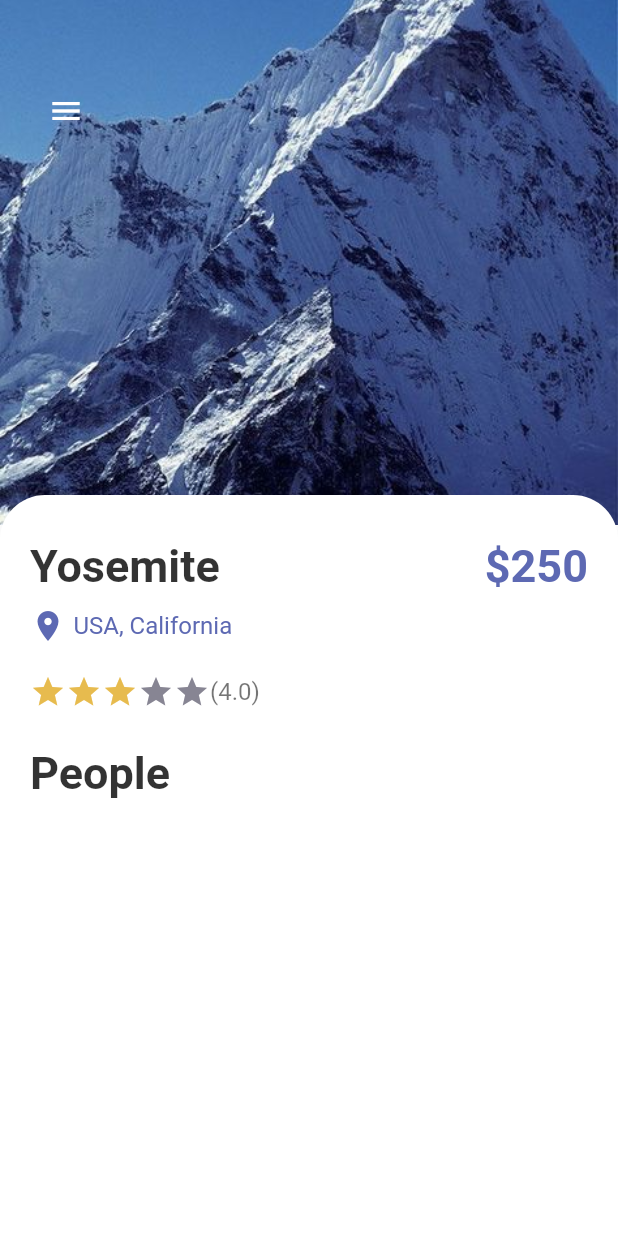
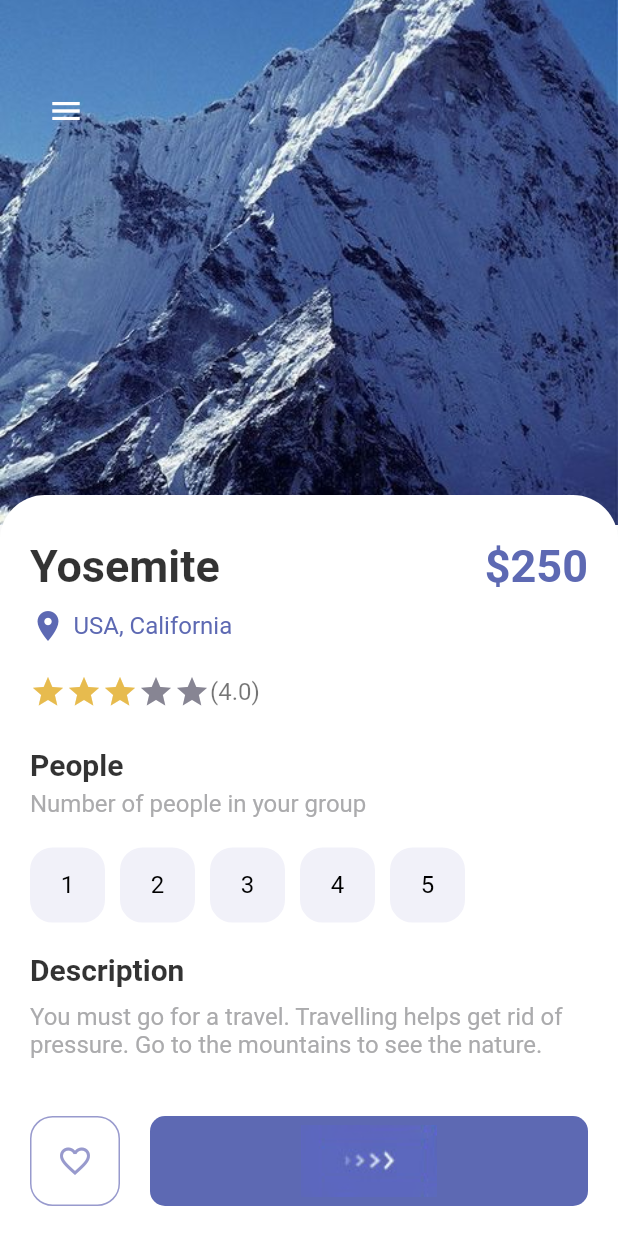
Before and after one commit to ducchungtx/flutter_cubit, a Flutter app: the screen it shows after launch, on a phone screen of 412 x 824 dp. Run offline on Flutter 3.47's test engine with Material 2 defaults, Android fonts, the phone set to English and light mode, and no system bars.

Commit message:
Update UI in detail_page, app_buttons, responsive

```diff
--- a/lib/pages/detail_page.dart
+++ b/lib/pages/detail_page.dart
@@ -1,7 +1,9 @@
 import 'package:flutter/material.dart';
 import 'package:flutter_cubit/misc/colors.dart';
+import 'package:flutter_cubit/widgets/app_buttons.dart';
 import 'package:flutter_cubit/widgets/app_large_text.dart';
 import 'package:flutter_cubit/widgets/app_text.dart';
+import 'package:flutter_cubit/widgets/responsive_button.dart';
 
 class DetailPage extends StatefulWidget {
   const DetailPage({Key? key}) : super(key: key);
@@ -12,6 +14,7 @@ class DetailPage extends StatefulWidget {
 
 class _DetailPageState extends State<DetailPage> {
   int gottenStars = 3;
+  int selectedIndex = -1;
 
   @override
   Widget build(BuildContext context) {
@@ -54,7 +57,7 @@ class _DetailPageState extends State<DetailPage> {
                   padding: const EdgeInsets.only(left: 20, right: 20, top: 30),
                   width: MediaQuery.of(context).size.width,
                   height: 500,
-                  decoration: BoxDecoration(
+                  decoration: const BoxDecoration(
                     color: Colors.white,
                     borderRadius: BorderRadius.only(
                       topLeft: Radius.circular(30),
@@ -107,10 +110,72 @@ class _DetailPageState extends State<DetailPage> {
                         AppLargeText(
                           text: "People",
                           color: Colors.black.withOpacity(0.8),
+                          size: 20,
+                        ),
+                        SizedBox(height: 5),
+                        AppText(
+                          text: "Number of people in your group",
+                          color: AppColors.mainTextColor,
+                        ),
+                        SizedBox(height: 20),
+                        Wrap(
+                          children: List.generate(5, (index) {
+                            return InkWell(
+                              onTap: () {
+                                setState(() {
+                                  selectedIndex = index;
+                                });
+                              },
+                              child: Container(
+                                margin: const EdgeInsets.only(right: 10),
+                                child: AppButtons(
+                                    text: "${index + 1}",
+                                    size: 50,
+                                    color: selectedIndex == index
+                                        ? Colors.white
+                                        : Colors.black,
+                                    backgroundColor: selectedIndex == index
+                                        ? Colors.black
+                                        : AppColors.buttonBackground,
+                                    borderColor: selectedIndex == index
+                                        ? Colors.black
+                                        : AppColors.buttonBackground),
+                              ),
+                            );
+                          }),
+                        ),
+                        SizedBox(height: 20),
+                        AppLargeText(
+                          text: "Description",
+                          color: Colors.black.withOpacity(0.8),
+                          size: 20,
                         ),
                         SizedBox(height: 10),
+                        AppText(
+                          text:
+                              "You must go for a travel. Travelling helps get rid of pressure. Go to the mountains to see the nature.",
+                          color: AppColors.mainTextColor,
+                        )
                       ]),
-                ))
+                )),
+            Positioned(
+              bottom: 20,
+              left: 20,
+              right: 20,
+              child: Row(children: [
+                AppButtons(
+                    size: 60,
+                    color: AppColors.textColor1,
+                    backgroundColor: Colors.white,
+                    borderColor: AppColors.textColor1,
+                    isIcon: true,
+                    icon: Icons.favorite_border),
+                SizedBox(width: 20),
+                ResponsiveButton(
+                  isResponsive: true,
+                )
+              ]),
+            )
           ],
         ),
       ),
--- /dev/null
+++ b/lib/widgets/app_buttons.dart
@@ -0,0 +1,40 @@
+import 'package:flutter/material.dart';
+import 'package:flutter_cubit/widgets/app_text.dart';
+
+import '../misc/colors.dart';
+
+class AppButtons extends StatelessWidget {
+  final Color color;
+  String? text;
+  IconData? icon;
+  final Color backgroundColor;
+  double size;
+  final Color borderColor;
+  bool? isIcon;
+
+  AppButtons(
+      {Key? key,
+      this.isIcon = false,
+      this.text,
+      this.icon,
+      required this.size,
+      required this.color,
+      required this.backgroundColor,
+      required this.borderColor})
+      : super(key: key);
+
+  @override
+  Widget build(BuildContext context) {
+    return Container(
+        width: size,
+        height: size,
+        decoration: BoxDecoration(
+          border: Border.all(color: borderColor, width: 1.0),
+          borderRadius: BorderRadius.circular(15),
+          color: backgroundColor,
+        ),
+        child: isIcon == false
+            ? Center(child: AppText(text: text!, color: color))
+            : Icon(icon, color: color));
+  }
+}
--- a/lib/widgets/responsive_button.dart
+++ b/lib/widgets/responsive_button.dart
@@ -10,7 +10,8 @@ class ResponsiveButton extends StatelessWidget {
 
   @override
   Widget build(BuildContext context) {
-    return Container(
+    return Flexible(
+      child: Container(
           width: width,
           height: 60,
           decoration: BoxDecoration(
@@ -22,6 +23,7 @@ class ResponsiveButton extends StatelessWidget {
             children: [
               Image.asset("img/button-one.png"),
             ],
-        ));
+          )),
+    );
   }
 }
```
Lines whose indentation alone changed are shown as unchanged.
